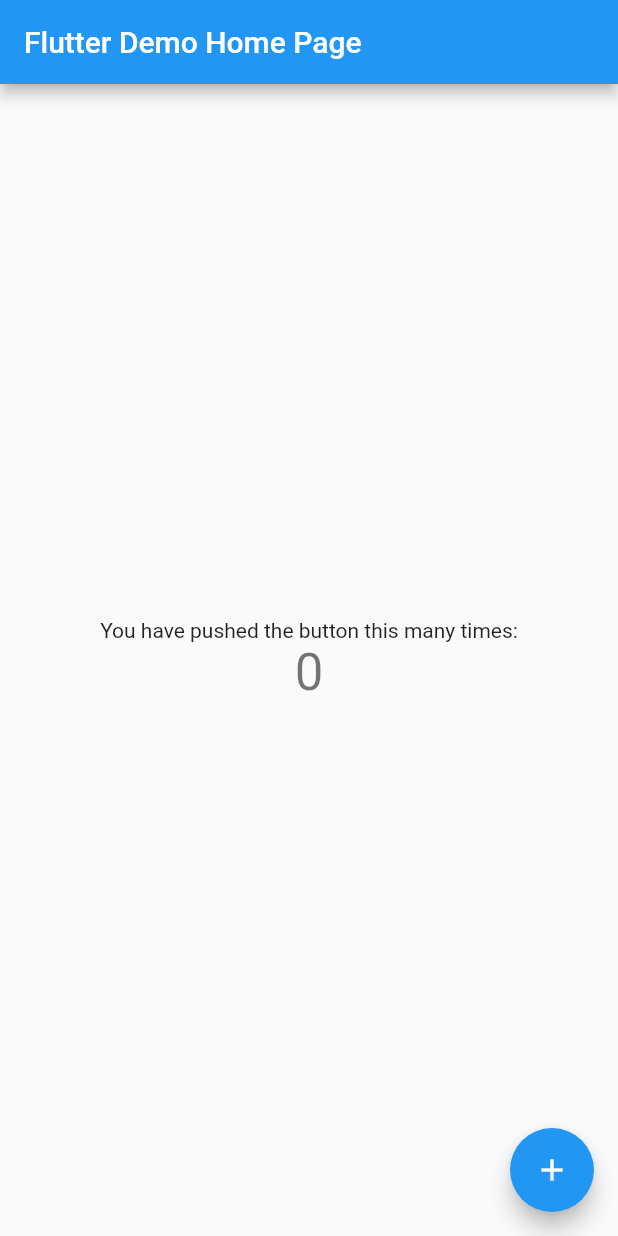
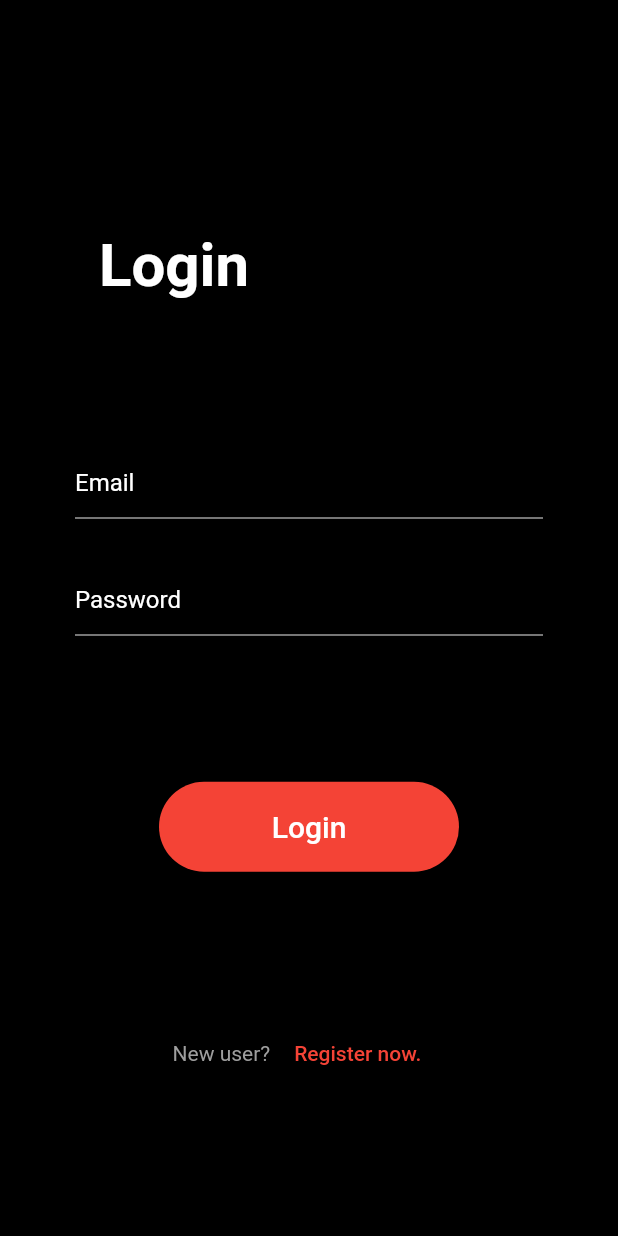
Before and after one commit to aakashabhi/Care2x, a Flutter app: the screen it shows after launch, on a phone screen of 412 x 824 dp. Run offline on Flutter 3.47's test engine with Material 2 defaults, Android fonts, the phone set to English and light mode, and no system bars; our stand-ins replace cloud_firestore, firebase_auth, firebase_core; accounts and stored records are empty.

Commit message:
Firebase setup,Login and Sign Up Authentication done

```diff
--- /dev/null
+++ b/care2x/lib/login/login_screen.dart
@@ -0,0 +1,182 @@
+import 'package:care2x/login/signup.dart';
+import 'package:firebase_auth/firebase_auth.dart';
+import 'package:flutter/material.dart';
+import 'mytextfield.dart';
+
+class LoginPage extends StatefulWidget {
+  static String pattern =
+      r'^(([^<>()[\]\\.,;:\s@\"]+(\.[^<>()[\]\\.,;:\s@\"]+)*)|(\".+\"))@((\[[0-9]{1,3}\.[0-9]{1,3}\.[0-9]{1,3}\.[0-9]{1,3}\])|(([a-zA-Z\-0-9]+\.)+[a-zA-Z]{2,}))$';
+  @override
+  _LoginPageState createState() => _LoginPageState();
+}
+
+class _LoginPageState extends State<LoginPage> {
+  bool loadding = false;
+  RegExp regExp = RegExp(LoginPage.pattern);
+  GlobalKey<ScaffoldState> globalKey = GlobalKey<ScaffoldState>();
+  late UserCredential userCredential;
+  TextEditingController email = TextEditingController();
+  TextEditingController password = TextEditingController();
+
+  Future loginAuth() async {
+    try {
+      print(email.text);
+      print(password.text);
+      UserCredential userCredential =
+          await FirebaseAuth.instance.signInWithEmailAndPassword(
+        email: email.text,
+        password: password.text,
+      );
+
+      print("Success");
+    } on FirebaseAuthException catch (e) {
+      print("DED");
+      if (e.code == 'user-not-found') {
+        globalKey.currentState!.showSnackBar(
+          SnackBar(
+            content: Text('No user found for that email.'),
+          ),
+        );
+      } else if (e.code == 'wrong-password') {
+        globalKey.currentState!.showSnackBar(
+          SnackBar(
+            content: Text('Wrong password!.'),
+          ),
+        );
+        setState(() {
+          loadding = false;
+        });
+      }
+      setState(() {
+        loadding = false;
+      });
+    }
+  }
+
+  void validation() {
+    if (email.text.trim().isEmpty ||
+        email.text.trim() == null && password.text.trim().isEmpty ||
+        password.text.trim() == null) {
+      // ignore: deprecated_member_use
+      globalKey.currentState!.showSnackBar(
+        SnackBar(
+          content: Text("All Fields are Empty"),
+        ),
+      );
+    }
+    if (email.text.trim().isEmpty || email.text.trim() == null) {
+      // ignore: deprecated_member_use
+      globalKey.currentState!.showSnackBar(
+        SnackBar(
+          content: Text("Email is Empty"),
+        ),
+      );
+      return;
+    } else if (!regExp.hasMatch(email.text)) {
+      globalKey.currentState!.showSnackBar(
+        SnackBar(
+          content: Text(
+            "Please enter vaild Email",
+          ),
+        ),
+      );
+      return;
+    }
+    if (password.text.trim().isEmpty || password.text.trim() == null) {
+      globalKey.currentState!.showSnackBar(
+        SnackBar(
+          content: Text("Password is Empty"),
+        ),
+      );
+      return;
+    } else {
+      setState(() {
+        loadding = true;
+      });
+      loginAuth();
+    }
+  }
+
+  @override
+  Widget build(BuildContext context) {
+    return Scaffold(
+      key: globalKey,
+      backgroundColor: Colors.black,
+      appBar: AppBar(
+        backgroundColor: Colors.black,
+      ),
+      body: Container(
+        margin: EdgeInsets.symmetric(horizontal: 50),
+        child: Column(
+          mainAxisAlignment: MainAxisAlignment.spaceEvenly,
+          crossAxisAlignment: CrossAxisAlignment.center,
+          children: [
+            Padding(
+              padding: const EdgeInsets.only(right: 170),
+              child: Text(
+                "Login ",
+                style: TextStyle(
+                  color: Colors.white,
+                  fontSize: 40,
+                  fontWeight: FontWeight.bold,
+                ),
+              ),
+            ),
+            Column(
+              children: [
+                MyTextField(
+                  controller: email,
+                  obscureText: false,
+                  hintText: 'Email',
+                ),
+                SizedBox(
+                  height: 30,
+                ),
+                MyTextField(
+                  controller: password,
+                  obscureText: true,
+                  hintText: 'Password',
+                ),
+              ],
+            ),
+            loadding
+                ? CircularProgressIndicator()
+                : Container(
+                    height: 60,
+                    width: 200,
+                    child: RaisedButton(
+                      color: Colors.red,
+                      shape: RoundedRectangleBorder(
+                          borderRadius: BorderRadius.circular(30)),
+                      onPressed: validation,
+                      child: Text(
+                        "Login",
+                        style: TextStyle(color: Colors.white, fontSize: 20),
+                      ),
+                    ),
+                  ),
+            Row(
+              mainAxisAlignment: MainAxisAlignment.center,
+              children: [
+                Text(
+                  "New user?",
+                  style: TextStyle(color: Colors.grey),
+                ),
+                FlatButton(
+                    child: Text("Register now.",
+                        style: TextStyle(color: Colors.red)),
+                    onPressed: () {
+                      Navigator.of(context).push(
+                        MaterialPageRoute(
+                          builder: (_) => SignUp(),
+                        ),
+                      );
+                    })
+              ],
+            )
+          ],
+        ),
+      ),
+    );
+  }
+}
--- /dev/null
+++ b/care2x/lib/login/mytextfield.dart
@@ -0,0 +1,26 @@
+import 'package:flutter/material.dart';
+
+class MyTextField extends StatelessWidget {
+  final String hintText;
+  final bool obscureText;
+  final TextEditingController controller;
+  MyTextField(
+      {required this.hintText, required this.obscureText, required this.controller});
+  @override
+  Widget build(BuildContext context) {
+    return TextFormField(
+      controller: controller,
+      obscureText: obscureText,
+      style: TextStyle(color: Colors.white),
+      decoration: InputDecoration(
+        hintText: hintText,
+        hintStyle: TextStyle(color: Colors.white),
+        enabledBorder: UnderlineInputBorder(
+          borderSide: BorderSide(
+            color: Colors.grey,
+          ),
+        ),
+      ),
+    );
+  }
+}
--- a/care2x/lib/main.dart
+++ b/care2x/lib/main.dart
@@ -1,6 +1,12 @@
+import 'package:care2x/login/login_screen.dart';
+import 'package:firebase_core/firebase_core.dart';
 import 'package:flutter/material.dart';
 
-void main() {
+import 'login/signup.dart';
+
+void main() async {
+  WidgetsFlutterBinding.ensureInitialized();
+  await Firebase.initializeApp();
   runApp(MyApp());
 }
 
@@ -22,92 +28,7 @@
         // is not restarted.
         primarySwatch: Colors.blue,
       ),
-      home: MyHomePage(title: 'Flutter Demo Home Page'),
+      home: LoginPage(),
     );
   }
 }
-
-class MyHomePage extends StatefulWidget {
-  MyHomePage({Key? key, required this.title}) : super(key: key);
-
-  // This widget is the home page of your application. It is stateful, meaning
-  // that it has a State object (defined below) that contains fields that affect
-  // how it looks.
-
-  // This class is the configuration for the state. It holds the values (in this
-  // case the title) provided by the parent (in this case the App widget) and
-  // used by the build method of the State. Fields in a Widget subclass are
-  // always marked "final".
-
-  final String title;
-
-  @override
-  _MyHomePageState createState() => _MyHomePageState();
-}
-
-class _MyHomePageState extends State<MyHomePage> {
-  int _counter = 0;
-
-  void _incrementCounter() {
-    setState(() {
-      // This call to setState tells the Flutter framework that something has
-      // changed in this State, which causes it to rerun the build method below
-      // so that the display can reflect the updated values. If we changed
-      // _counter without calling setState(), then the build method would not be
-      // called again, and so nothing would appear to happen.
-      _counter++;
-    });
-  }
-
-  @override
-  Widget build(BuildContext context) {
-    // This method is rerun every time setState is called, for instance as done
-    // by the _incrementCounter method above.
-    //
-    // The Flutter framework has been optimized to make rerunning build methods
-    // fast, so that you can just rebuild anything that needs updating rather
-    // than having to individually change instances of widgets.
-    return Scaffold(
-      appBar: AppBar(
-        // Here we take the value from the MyHomePage object that was created by
-        // the App.build method, and use it to set our appbar title.
-        title: Text(widget.title),
-      ),
-      body: Center(
-        // Center is a layout widget. It takes a single child and positions it
-        // in the middle of the parent.
-        child: Column(
-          // Column is also a layout widget. It takes a list of children and
-          // arranges them vertically. By default, it sizes itself to fit its
-          // children horizontally, and tries to be as tall as its parent.
-          //
-          // Invoke "debug painting" (press "p" in the console, choose the
-          // "Toggle Debug Paint" action from the Flutter Inspector in Android
-          // Studio, or the "Toggle Debug Paint" command in Visual Studio Code)
-          // to see the wireframe for each widget.
-          //
-          // Column has various properties to control how it sizes itself and
-          // how it positions its children. Here we use mainAxisAlignment to
-          // center the children vertically; the main axis here is the vertical
-          // axis because Columns are vertical (the cross axis would be
-          // horizontal).
-          mainAxisAlignment: MainAxisAlignment.center,
-          children: <Widget>[
-            Text(
-              'You have pushed the button this many times:',
-            ),
-            Text(
-              '$_counter',
-              style: Theme.of(context).textTheme.headline4,
-            ),
-          ],
-        ),
-      ),
-      floatingActionButton: FloatingActionButton(
-        onPressed: _incrementCounter,
-        tooltip: 'Increment',
-        child: Icon(Icons.add),
-      ), // This trailing comma makes auto-formatting nicer for build methods.
-    );
-  }
-}
```
Also changed, not shown: care2x/lib/login/signup.dart (added, +233 -0 lines), care2x/pubspec.yaml (+9 -0 lines), care2x/pubspec.lock, 3 other files.
